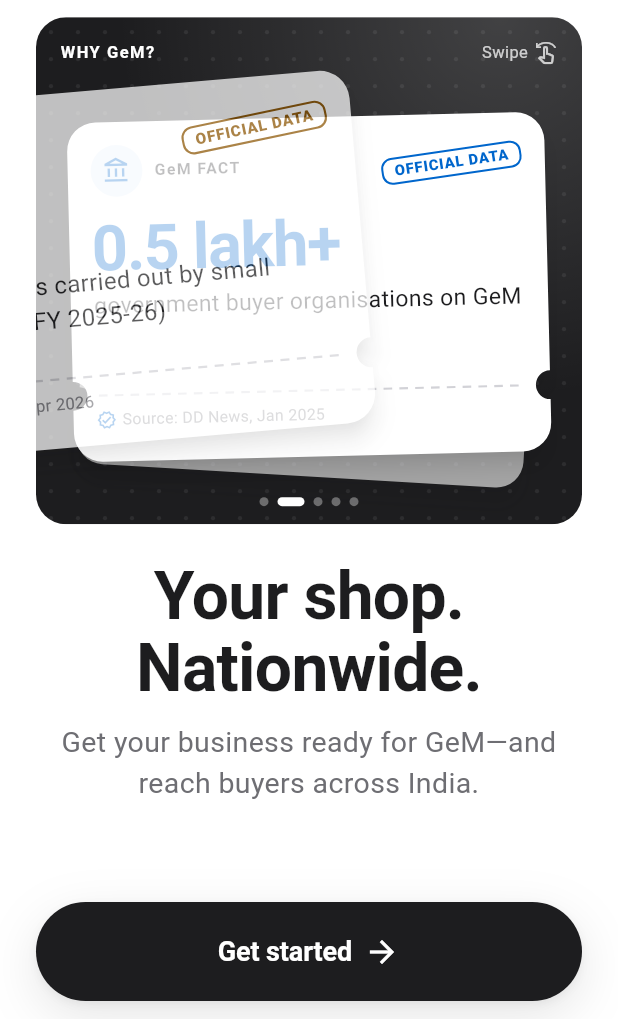
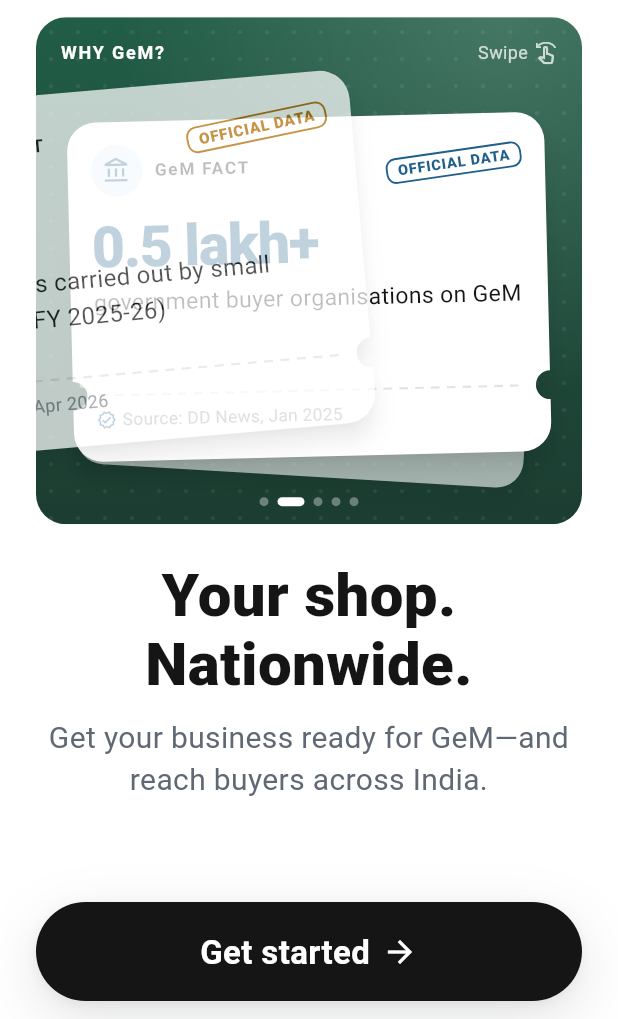
Before and after one commit to BanthiaAmay/GeM, a Flutter app: the screen it shows after launch, on a phone screen of 412 x 824 dp, the part 217-1236 px from its top. Run offline on Flutter 3.47's test engine with Material 3 defaults, Android fonts, the phone set to English and light mode, and no system bars; our stand-ins replace firebase_core, firebase_messaging, image_picker, pdf, printing, share_plus and 4 more; missing offline and left inert: pasteboard; accounts and stored records are empty; network calls fail; project files that could hold a hidden picture were left out.

Commit message:
Revert "design: switch to Apple-inspired monochrome palette (Phase 1)"
This reverts commit 1a14dd57ac3244ea5a4c89d265d6251a64861bf8.

```diff
--- a/lib/core/theme.dart
+++ b/lib/core/theme.dart
@@ -4,13 +4,11 @@ import 'tokens.dart';
 
 export 'tokens.dart';
 
-// Legacy aliases from the pre-monochrome era — kept so the older
-// calculator / report pages keep compiling. Under the Apple B&W system
-// `green` and `lime` now resolve to charcoal and a soft grey, not
-// actual green. Prefer the named tokens in new code.
-const green = AppColors.brand; // charcoal (was forest green)
+// Compatibility aliases for the calculator/report pages while they migrate
+// onto the named design tokens. They resolve to the same audited palette.
+const green = AppColors.brand;
 const ink = AppColors.ink;
-const lime = AppColors.brandTint; // soft grey (was pale green)
+const lime = AppColors.brandTint;
 const line = AppColors.border;
 
 /// The one app theme. Every Material widget the app uses inherits its
--- a/lib/core/tokens.dart
+++ b/lib/core/tokens.dart
@@ -5,12 +5,6 @@ import 'package:flutter/material.dart';
 /// `Color(0x…)`, `fontSize:` or pixel radius in a feature file; use these
 /// (see DESIGN_SYSTEM.md). Contrast ratios are measured against the
 /// surface named next to each colour.
-///
-/// Apple-inspired monochrome palette. Every historical semantic name
-/// (brand, brandTint, brandDeep, violet, violetTint) is preserved so
-/// feature code keeps working, but the hues collapse to black / charcoal
-/// / grey. Status colours (danger, warning, info) remain, muted, for
-/// meaningful system signals only — never as chrome.
 
 /// Private iOS system font families (never bundled — SF Pro's licence
 /// forbids redistribution). Other platforms fall back to their own UI font.
@@ -18,109 +12,77 @@ const sfProText = '.SF Pro Text';
 const sfProDisplay = '.SF Pro Display';
 
 abstract final class AppColors {
-  // ─── Neutrals ───────────────────────────────────────────────────
-  /// Primary text, headings, primary button fill — the "ink" of the
-  /// interface. Apple's dark charcoal, slightly off-black for
-  /// comfortable reading. 17.6:1 on [surface].
-  static const ink = Color(0xFF1D1D1F);
+  // Neutrals
+  /// Primary text, headings, primary button fill. 18.3:1 on [surface].
+  static const ink = Color(0xFF151515);
 
-  /// Primary button fill while pressed — one notch lighter than [ink].
-  static const inkPressed = Color(0xFF424245);
+  /// Primary button fill while pressed.
+  static const inkPressed = Color(0xFF3A3A3A);
 
-  /// Secondary text (subtitles, helper copy, captions). Apple's
-  /// secondary system grey. 5.3:1 on [surface].
-  static const textSecondary = Color(0xFF6E6E73);
+  /// Secondary text (subtitles, helper copy, captions). 5.6:1 on [surface].
+  static const textSecondary = Color(0xFF5F6873);
 
-  /// Placeholder and disabled-adjacent text only — 3.6:1, never for copy
+  /// Placeholder and disabled-adjacent text only — 3.2:1, never for copy
   /// the user must read.
-  static const textHint = Color(0xFF86868B);
+  static const textHint = Color(0xFF8A9199);
 
   /// Page and card surface.
   static const surface = Color(0xFFFFFFFF);
 
-  /// Quiet tinted surface: selected rows, chips, inset panels. Apple's
-  /// soft grey, barely distinguishable from [surface] but enough to
-  /// group content.
-  static const surfaceMuted = Color(0xFFF5F5F7);
+  /// Quiet tinted surface: selected rows, chips, inset panels.
+  static const surfaceMuted = Color(0xFFF5F6F4);
 
-  /// Decorative hairlines and card borders — Apple's separator grey.
-  static const border = Color(0xFFD2D2D7);
+  /// Decorative hairlines and card borders.
+  static const border = Color(0xFFE1E5E2);
 
-  /// Borders of interactive controls (inputs, unselected options) — one
-  /// step stronger than [border] for a visible edge.
-  static const borderStrong = Color(0xFFA1A1A6);
+  /// Borders of interactive controls (inputs, unselected options).
+  static const borderStrong = Color(0xFFC9CFCB);
 
   /// Disabled control fill.
-  static const disabled = Color(0xFFE5E5EA);
+  static const disabled = Color(0xFFCCCCCC);
 
-  // ─── Brand / accent (preserved names, monochrome values) ────────
-  /// Primary accent — formerly brand green, now the same ink as text so
-  /// chrome reads as one monochrome system. Use for interactive accents,
-  /// selection, focused state. The matching tint is [brandTint]; neither
-  /// signals "positive" any more — see [success] for that.
-  /// 17.6:1 on [surface].
-  static const brand = Color(0xFF1D1D1F);
+  // Brand + status. Each has a `*Tint` fill that carries its text colour
+  // at ≥5:1 (chips, badges, banners).
+  /// Brand green: positive state, "ready", links. 6.9:1 on [surface].
+  static const brand = Color(0xFF22654C);
+  static const brandTint = Color(0xFFE5F1EA);
 
-  /// Tinted surface paired with [brand] — featured cards, chips,
-  /// selected rows. Apple's elevated-surface grey.
-  static const brandTint = Color(0xFFF5F5F7);
+  /// Deep forest — hero card surface for the greeting section.
+  static const brandDeep = Color(0xFF164030);
 
-  /// Deepest surface — the hero card / splash background. Pure black
-  /// with white content on top. Replaces the old forest green.
-  static const brandDeep = Color(0xFF000000);
+  /// Violet tint / icon for the Find Bids quick-action tile.
+  static const violetTint = Color(0xFFF0EAF7);
+  static const violet = Color(0xFF6A4C93);
 
-  /// Second accent slot — previously the Find Bids violet. Now folded
-  /// into the monochrome scale: same ink as [brand] so the tile reads
-  /// consistently with every other quick action.
-  static const violet = Color(0xFF1D1D1F);
+  /// Urgent / error / destructive. 6.5:1 on [surface].
+  static const danger = Color(0xFFB3261E);
+  static const dangerTint = Color(0xFFFCE9E7);
 
-  /// Paired tint for [violet] — slightly cooler grey so the Find Bids
-  /// tile stays distinguishable from the brand tile beside it.
-  static const violetTint = Color(0xFFEFEFF2);
+  /// Caution ("needs attention"). Text on [warningTint] 5.7:1.
+  static const warning = Color(0xFF8A5300);
+  static const warningTint = Color(0xFFFFF1D6);
 
-  // ─── Status (semantic only — sparingly used) ────────────────────
-  // Each has a `*Tint` fill that carries its text colour at ≥5:1 (chips,
-  // badges, banners). These are the only non-grey colours in the system
-  // and never appear on chrome — only on true status signals.
+  /// Neutral information.
+  static const info = Color(0xFF1F5F8B);
+  static const infoTint = Color(0xFFE6F0F7);
 
-  /// Urgent / error / destructive. Apple system red family. 5.9:1 on [surface].
-  static const danger = Color(0xFFBF1E2E);
-  static const dangerTint = Color(0xFFFDECEC);
-
-  /// Caution ("needs attention"). Apple-aligned amber. Text on
-  /// [warningTint] 5.7:1.
-  static const warning = Color(0xFF8A5300);
-  static const warningTint = Color(0xFFFFF4E0);
-
-  /// Neutral information — Apple system blue family.
-  static const info = Color(0xFF0066CC);
-  static const infoTint = Color(0xFFE6F0FA);
-
-  /// Positive result ("ready", success). Kept as a small green signal
-  /// so the one place it legitimately needs to read "safe / passed"
-  /// still can — but never used on chrome.
-  static const success = Color(0xFF248A3D);
-  static const successTint = Color(0xFFE5F2E8);
-
-  // ─── Chart series (monochromatic + status accents) ──────────────
-  // Each ≥3:1 on [surface] for graphics; hue is never the only signal
-  // (every series also gets a marker shape and a text label).
-  static const chartPositive = success;
-  static const chartNeutral = Color(0xFF424245);
-  static const chartCost = warning;
+  // Chart series — each ≥3:1 on [surface] for graphics, and always paired
+  // with a text label so colour is never the only signal.
+  static const chartPositive = brand;
+  static const chartNeutral = Color(0xFF2B6A99);
+  static const chartCost = Color(0xFFB26A00);
   static const chartNegative = danger;
-  static const chartTrack = Color(0xFFE5E5EA);
+  static const chartTrack = Color(0xFFE4E7E5);
 
   /// Frosted glass bar tint and hairline (see GlassBar).
   static const glassHairline = Color(0x14000000);
 
   /// Floating glass (bottom nav capsule): translucent fill and a light rim.
-  static const glassFill = Color(0xC7FFFFFF);
-  static const glassRim = Color(0xE0FFFFFF);
+  static const glassFill = Color(0x9EFFFFFF);
+  static const glassRim = Color(0xB3FFFFFF);
 
-  /// Page canvas behind cards — Apple's "grouped background" grey,
-  /// one tone cooler than [surface] so white cards lift off it.
-  static const canvas = Color(0xFFF2F2F7);
+  /// Page canvas behind cards: a hair off white so cards lift off it.
+  static const canvas = Color(0xFFF6F7F5);
 
   /// Light dimming over video thumbnails so the play button reads.
   static const scrim = Color(0x33000000);
@@ -129,21 +91,18 @@ abstract final class AppColors {
   static const videoPlay = Color(0xFFFF0000);
 
   /// Silhouette shadow cast by artwork and icons (see Depth, DepthIcon).
-  /// Neutral grey (no green tint) matches the monochrome system.
-  static const depthShadow = Color(0x33000000);
+  static const depthShadow = Color(0x42101C15);
 }
 
 /// Soft, low-contrast elevation. Cards rest; floating chrome hovers.
-/// Apple keeps shadows restrained — just enough to lift a surface,
-/// never a drop.
 abstract final class AppShadow {
   static const card = [
-    BoxShadow(color: Color(0x0A000000), blurRadius: 16, offset: Offset(0, 4)),
-    BoxShadow(color: Color(0x05000000), blurRadius: 2, offset: Offset(0, 1)),
+    BoxShadow(color: Color(0x0D101C15), blurRadius: 18, offset: Offset(0, 6)),
+    BoxShadow(color: Color(0x08101C15), blurRadius: 3, offset: Offset(0, 1)),
   ];
   static const floating = [
-    BoxShadow(color: Color(0x1A000000), blurRadius: 28, offset: Offset(0, 10)),
-    BoxShadow(color: Color(0x0D000000), blurRadius: 4, offset: Offset(0, 2)),
+    BoxShadow(color: Color(0x1F101C15), blurRadius: 32, offset: Offset(0, 12)),
+    BoxShadow(color: Color(0x0F101C15), blurRadius: 6, offset: Offset(0, 2)),
   ];
 }
 
@@ -164,7 +123,7 @@ abstract final class AppSpace {
 
 abstract final class AppRadius {
   static const sm = 8.0; // small chips, tags
-  static const md = 12.0; // inputs, inset panels — Apple's 12pt corner
+  static const md = 14.0; // inputs, inset panels
   static const lg = 16.0; // cards, list rows, option rows
   static const xl = 20.0; // hero cards, sheets
   static const pill = 999.0; // buttons, badges
@@ -205,27 +164,23 @@ abstract final class AppIconSize {
 }
 
 /// Type scale. One style per role; sizes never appear in feature files.
-/// Weights lean on Apple's Display / Text pair — Display for headlines,
-/// Text for anything under 20pt. Line heights are for Latin +
-/// Devanagari; Indic scripts need the extra leading in [body] /
-/// [bodySmall].
+/// Line heights are for Latin + Devanagari; Indic scripts need the extra
+/// leading in [body]/[bodySmall].
 abstract final class AppText {
   static const display = TextStyle(
     fontFamily: sfProDisplay,
-    fontSize: 44,
-    fontWeight: FontWeight.w700,
-    height: 1.1,
-    letterSpacing: -0.5,
+    fontSize: 40,
+    fontWeight: FontWeight.w800,
+    height: 1.15,
     color: AppColors.ink,
   );
 
   /// Screen headline (onboarding step, gem-check).
   static const h1 = TextStyle(
     fontFamily: sfProDisplay,
-    fontSize: 32,
-    fontWeight: FontWeight.w700,
+    fontSize: 30,
+    fontWeight: FontWeight.w800,
     height: 1.15,
-    letterSpacing: -0.4,
     color: AppColors.ink,
   );
 
@@ -233,9 +188,8 @@ abstract final class AppText {
   static const h2 = TextStyle(
     fontFamily: sfProDisplay,
     fontSize: 24,
-    fontWeight: FontWeight.w700,
+    fontWeight: FontWeight.w800,
     height: 1.2,
-    letterSpacing: -0.3,
     color: AppColors.ink,
   );
 
@@ -243,24 +197,22 @@ abstract final class AppText {
   static const h3 = TextStyle(
     fontFamily: sfProDisplay,
     fontSize: 20,
-    fontWeight: FontWeight.w600,
+    fontWeight: FontWeight.w700,
     height: 1.25,
-    letterSpacing: -0.2,
     color: AppColors.ink,
   );
 
   /// Card title, list-row title, button label (large).
   static const title = TextStyle(
     fontSize: 17,
-    fontWeight: FontWeight.w600,
+    fontWeight: FontWeight.w700,
     height: 1.3,
-    letterSpacing: -0.1,
     color: AppColors.ink,
   );
 
   static const body = TextStyle(
     fontSize: 16,
-    height: 1.45,
+    height: 1.5,
     color: AppColors.ink,
   );
 
@@ -272,14 +224,14 @@ abstract final class AppText {
 
   /// Larger supporting line under a hero headline (welcome, language).
   static const lead = TextStyle(
-    fontSize: 19,
+    fontSize: 20,
     height: 1.4,
     color: AppColors.textSecondary,
   );
 
   /// Text typed into a field, and the value of a picker.
   static const input = TextStyle(
-    fontSize: 17,
+    fontSize: 18,
     height: 1.3,
     color: AppColors.ink,
   );
@@ -301,7 +253,7 @@ abstract final class AppText {
 
   /// Chart axis tick labels.
   static const tick = TextStyle(
-    fontSize: 11,
+    fontSize: 12,
     height: 1.2,
     color: AppColors.textSecondary,
   );
@@ -316,35 +268,32 @@ abstract final class AppText {
   /// Chips, badges, tiny labels.
   static const label = TextStyle(
     fontSize: 12,
-    fontWeight: FontWeight.w600,
+    fontWeight: FontWeight.w700,
     height: 1.2,
     color: AppColors.ink,
   );
 
-  /// UPPERCASE eyebrow above a headline — Apple-style tight tracking
-  /// on a small caps label.
+  /// UPPERCASE eyebrow above a headline.
   static const overline = TextStyle(
-    fontSize: 11,
-    fontWeight: FontWeight.w600,
-    letterSpacing: 1.0,
+    fontSize: 12,
+    fontWeight: FontWeight.w700,
+    letterSpacing: 1.2,
     height: 1.2,
     color: AppColors.textSecondary,
   );
 
   /// Primary/secondary button label.
   static const button = TextStyle(
-    fontSize: 16,
-    fontWeight: FontWeight.w600,
+    fontSize: 17,
+    fontWeight: FontWeight.w700,
     height: 1.2,
-    letterSpacing: -0.1,
   );
 
   /// Large screen-CTA label (66px button).
   static const buttonLg = TextStyle(
-    fontSize: 18,
-    fontWeight: FontWeight.w600,
+    fontSize: 22,
+    fontWeight: FontWeight.w700,
     height: 1.2,
-    letterSpacing: -0.1,
   );
 
   /// Secondary text variants — same size, muted colour.
@@ -355,46 +304,40 @@ abstract final class AppText {
 /// Chart tokens — see "Charts" in DESIGN_SYSTEM.md. Every chart in the app
 /// (bar, line, pie, scatter) reads these; nothing chart-related is
 /// hard-coded in a feature file.
-///
-/// Monochromatic by default — Apple's data-vis discipline. Hue returns
-/// only where a series has a true status meaning (positive / negative /
-/// cost).
 abstract final class AppChart {
-  /// Categorical series, in order. A monochrome ramp from ink down to
-  /// mid-grey, with the brand accent at the head. Hue alone never
-  /// identifies a series: each also gets a marker shape ([shapes]) and
-  /// a text label/legend entry. All ≥4:1 on white for fills under white
-  /// labels.
+  /// Categorical series, in order. All ≥5.4:1 on white (safe as a fill under
+  /// white labels). Hue alone never identifies a series: each also gets a
+  /// marker shape ([shapes]) and a text label/legend entry.
   static const series = <Color>[
-    AppColors.ink, // near-black
-    Color(0xFF424245), // charcoal
-    Color(0xFF6E6E73), // slate
-    Color(0xFF86868B), // mid-grey
-    Color(0xFFAEAEB2), // soft grey
+    AppColors.brand, // green
+    Color(0xFF2B6A99), // blue
+    Color(0xFF9A5B00), // amber
+    Color(0xFF6A4C93), // purple
+    AppColors.textSecondary, // slate
   ];
 
-  static const _slate = Color(0xFF86868B);
+  static const _slate = Color(0xFF8A969F);
 
   /// Muted bar / prior-period fill (3.0:1 on white).
   static const muted = _slate;
 
   /// Decorative gridlines (behind data, never carry information alone).
-  static const grid = Color(0xFFE5E5EA);
+  static const grid = Color(0xFFE6EAE7);
 
   /// Axis baseline and tick marks.
   static const axis = _slate;
 
   static const plotInsets = EdgeInsets.fromLTRB(44, 12, 12, 30);
   static const gridStroke = 1.0;
-  static const axisStroke = 1.0;
-  static const lineStroke = 2.0;
-  static const markerSize = 8.0;
-  static const markerSelected = 13.0;
+  static const axisStroke = 1.2;
+  static const lineStroke = 2.5;
+  static const markerSize = 10.0;
+  static const markerSelected = 15.0;
 
   /// A tap/hover selects the nearest datum within this radius (≥44px touch
   /// target = radius 22; a little more is forgiving on dense charts).
   static const hitRadius = 28.0;
-  static const barRadius = 4.0;
+  static const barRadius = 6.0;
   static const height = 240.0;
 }
 
--- a/lib/features/components.dart
+++ b/lib/features/components.dart
@@ -304,8 +304,7 @@ enum AppCardTone {
   /// Brand-tinted fill (featured / highlighted).
   brand,
 
-  /// Pure black surface — hero sections with inverted (white) text.
-  /// Apple's signature high-contrast hero treatment.
+  /// Deep forest green surface — hero sections with inverted (white) text.
   hero,
 }
 
--- a/lib/features/pages.dart
+++ b/lib/features/pages.dart
@@ -26,7 +26,7 @@ class HomePage extends StatelessWidget {
         padding: EdgeInsets.all(
           MediaQuery.sizeOf(context).width < 600 ? 24 : 40,
         ),
-        color: AppColors.surfaceMuted,
+        color: const Color(0xFFEDF1E5),
         child: ResponsiveRow(
           breakpoint: 780,
           children: [
@@ -298,7 +298,7 @@ class HomePage extends StatelessWidget {
                     'Ask about a workshop or request guidance from a CA partner.',
                     'कार्यशाला के बारे में जानें या CA पार्टनर से मार्गदर्शन माँगें।',
                   ),
-                  style: const TextStyle(color: AppColors.textHint),
+                  style: const TextStyle(color: Color(0xFFC4D4CD)),
                 ),
               ],
             ),
@@ -397,7 +397,7 @@ class ToolsPage extends StatelessWidget {
                               Container(
                                 padding: const EdgeInsets.all(12),
                                 decoration: BoxDecoration(
-                                  color: AppColors.surfaceMuted,
+                                  color: const Color(0xFFF0F4E9),
                                   borderRadius: BorderRadius.circular(12),
                                 ),
                                 child: Icon(
@@ -594,7 +594,7 @@ class TrackerPage extends StatelessWidget {
             padding: const EdgeInsets.only(bottom: 12),
             child: Panel(
               padding: const EdgeInsets.all(12),
-              color: c[i] ? AppColors.surfaceMuted : null,
+              color: c[i] ? const Color(0xFFF0F5E9) : null,
               child: ExpansionTile(
                 key: ValueKey('step_$i'),
                 initiallyExpanded: i == c.indexOf(false),
@@ -1605,7 +1605,7 @@ class _SupportPageState extends State<SupportPage> {
               ),
             ),
             Panel(
-              color: AppColors.surfaceMuted,
+              color: const Color(0xFFEEF2E6),
               child: Column(
                 crossAxisAlignment: CrossAxisAlignment.start,
                 children: [
```
Also changed, not shown: 1 other file.
